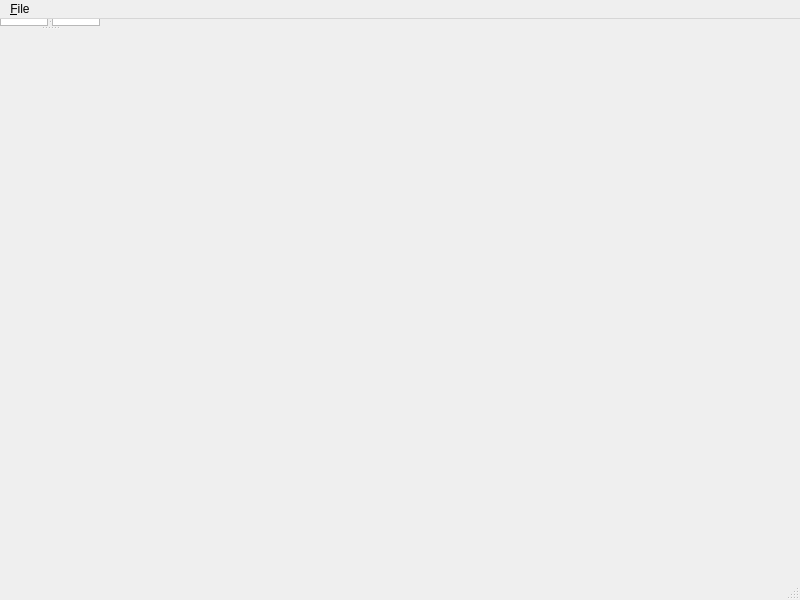
First picture: the form in app/tgit/src/TGitMainWindow.ui, repository Templar-von-Midgard/tgit, before the edit.
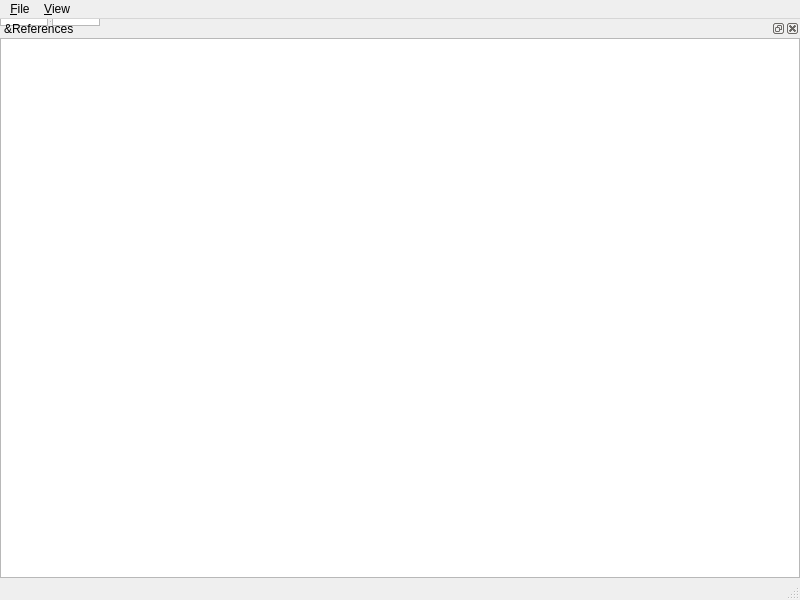
Second picture: the form after the edit. Custom widgets are drawn as their Qt base class.

What changed in the file:
```diff
--- a/app/tgit/src/TGitMainWindow.ui
+++ b/app/tgit/src/TGitMainWindow.ui
@@ -74,7 +74,7 @@
      <x>0</x>
      <y>0</y>
      <width>800</width>
-     <height>23</height>
+     <height>26</height>
     </rect>
    </property>
    <widget class="QMenu" name="FileMenu">
@@ -83,9 +83,27 @@
     </property>
     <addaction name="OpenRepositoryAction"/>
    </widget>
+   <widget class="QMenu" name="ViewMenu">
+    <property name="title">
+     <string>&amp;View</string>
+    </property>
+   </widget>
    <addaction name="FileMenu"/>
+   <addaction name="ViewMenu"/>
   </widget>
   <widget class="QStatusBar" name="StatusBar"/>
+  <widget class="QDockWidget" name="ReferencesDockWidget">
+   <property name="features">
+    <set>QDockWidget::AllDockWidgetFeatures</set>
+   </property>
+   <property name="windowTitle">
+    <string>&amp;References</string>
+   </property>
+   <attribute name="dockWidgetArea">
+    <number>1</number>
+   </attribute>
+   <widget class="QTreeView" name="ReferencesView"/>
+  </widget>
   <action name="OpenRepositoryAction">
    <property name="text">
     <string>&amp;Open</string>
```
Left out of the diff: 5 changed lines with no effect on the pictures.
